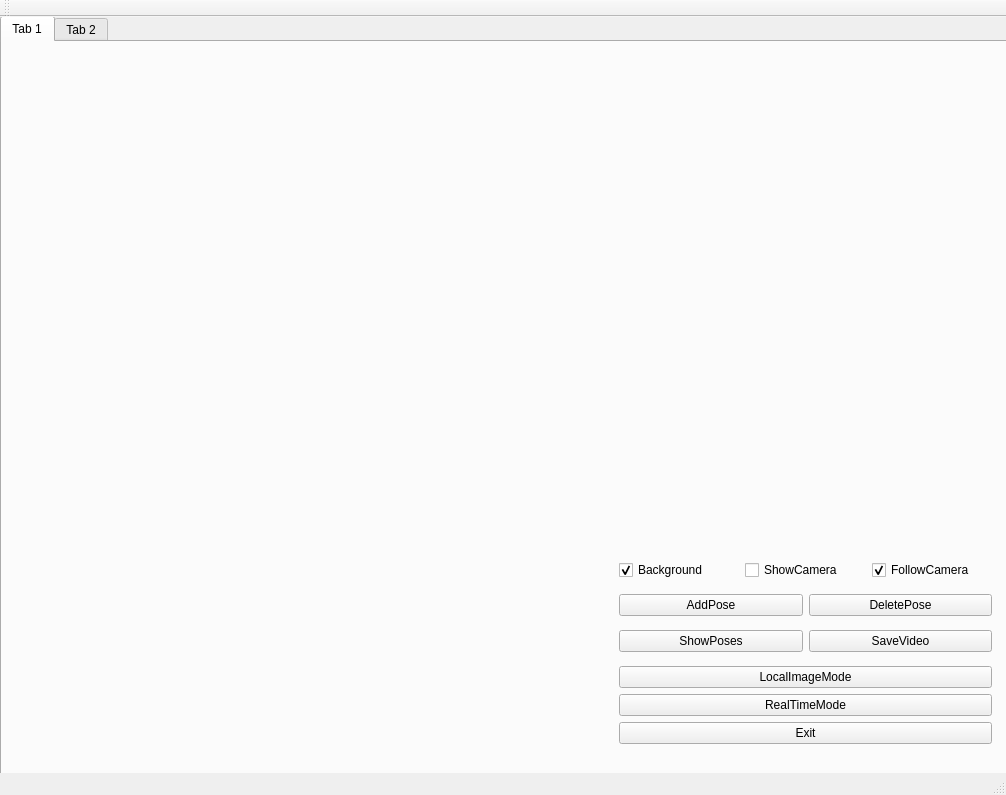
The window that mainwindow.ui (703962149/real-time-mapper) describes before a commit, drawn with Qt 5.
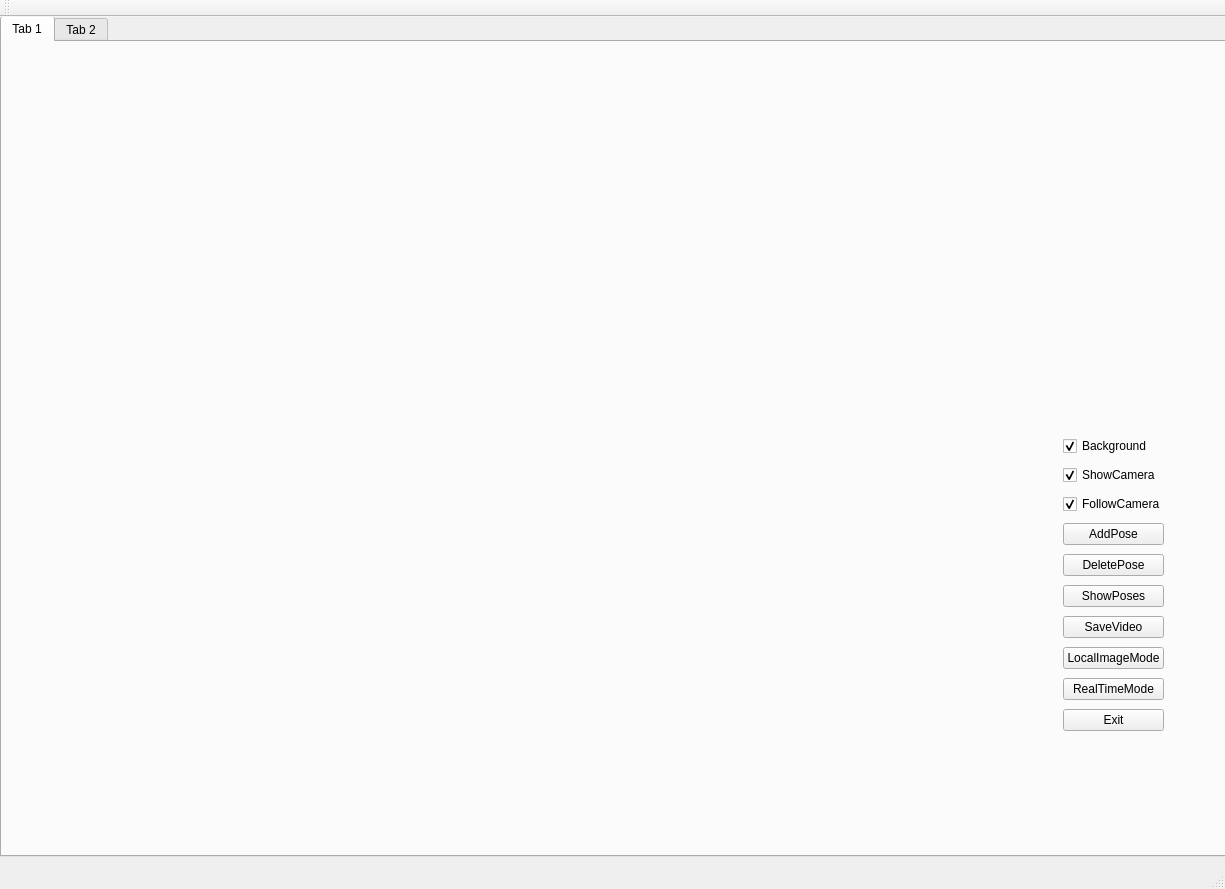
The same window after the commit. Custom widgets are drawn as their Qt base class.

Patch:
```diff
--- a/mainwindow.ui
+++ b/mainwindow.ui
@@ -6,8 +6,8 @@
    <rect>
     <x>0</x>
     <y>0</y>
-    <width>1006</width>
-    <height>795</height>
+    <width>1225</width>
+    <height>889</height>
    </rect>
   </property>
   <property name="windowTitle">
@@ -25,8 +25,8 @@
      <rect>
       <x>0</x>
       <y>-1</y>
-      <width>1011</width>
-      <height>761</height>
+      <width>1231</width>
+      <height>841</height>
      </rect>
     </property>
     <property name="currentIndex">
@@ -41,13 +41,13 @@
        <rect>
         <x>0</x>
         <y>0</y>
-        <width>1001</width>
-        <height>721</height>
+        <width>971</width>
+        <height>771</height>
        </rect>
       </property>
-      <layout class="QVBoxLayout" name="verticalLayout" stretch="3">
+      <layout class="QVBoxLayout" name="verticalLayout" stretch="0">
        <item>
-        <layout class="QVBoxLayout" name="verticalLayout_2" stretch="5,1">
+        <layout class="QVBoxLayout" name="verticalLayout_2" stretch="5,3">
          <property name="spacing">
           <number>0</number>
          </property>
@@ -74,33 +74,30 @@
           </layout>
          </item>
          <item>
-          <layout class="QHBoxLayout" name="horizontalLayout_2" stretch="5,0">
+          <layout class="QHBoxLayout" name="horizontalLayout_2" stretch="5">
            <item>
             <widget class="QLabel" name="LeftImageLabel">
-             <property name="minimumSize">
-              <size>
-               <width>200</width>
-               <height>200</height>
-              </size>
-             </property>
-             <property name="maximumSize">
-              <size>
-               <width>600</width>
-               <height>219</height>
-              </size>
-             </property>
              <property name="text">
               <string/>
              </property>
             </widget>
            </item>
-           <item>
-            <layout class="QVBoxLayout" name="verticalLayout_3" stretch="0,0,0,0">
-             <property name="sizeConstraint">
-              <enum>QLayout::SetDefaultConstraint</enum>
-             </property>
-             <item>
-              <layout class="QHBoxLayout" name="horizontalLayout_5">
+          </layout>
+         </item>
+        </layout>
+       </item>
+      </layout>
+     </widget>
+     <widget class="QWidget" name="verticalLayoutWidget_2">
+      <property name="geometry">
+       <rect>
+        <x>1050</x>
+        <y>380</y>
+        <width>123</width>
+        <height>331</height>
+       </rect>
+      </property>
+      <layout class="QVBoxLayout" name="verticalLayout_10">
                <item>
                 <widget class="QCheckBox" name="BackgroundCheckBox">
                  <property name="acceptDrops">
@@ -126,7 +123,7 @@
                   <string>ShowCamera</string>
                  </property>
                  <property name="checked">
-                  <bool>false</bool>
+          <bool>true</bool>
                  </property>
                 </widget>
                </item>
@@ -143,10 +140,6 @@
                  </property>
                 </widget>
                </item>
-              </layout>
-             </item>
-             <item>
-              <layout class="QHBoxLayout" name="horizontalLayout_6">
                <item>
                 <widget class="QPushButton" name="AddPoseButton">
                  <property name="text">
@@ -161,10 +154,6 @@
                  </property>
                 </widget>
                </item>
-              </layout>
-             </item>
-             <item>
-              <layout class="QHBoxLayout" name="horizontalLayout_4">
                <item>
                 <widget class="QPushButton" name="ShowPosesButton">
                  <property name="text">
@@ -179,10 +168,6 @@
                  </property>
                 </widget>
                </item>
-              </layout>
-             </item>
-             <item>
-              <layout class="QVBoxLayout" name="verticalLayout_4">
                <item>
                 <widget class="QPushButton" name="LocalImageModeButton">
                  <property name="text">
@@ -203,14 +188,6 @@
                   <string>Exit</string>
                  </property>
                 </widget>
-               </item>
-              </layout>
-             </item>
-            </layout>
-           </item>
-          </layout>
-         </item>
-        </layout>
        </item>
       </layout>
      </widget>
```
Lines whose indentation alone changed are shown as unchanged.
